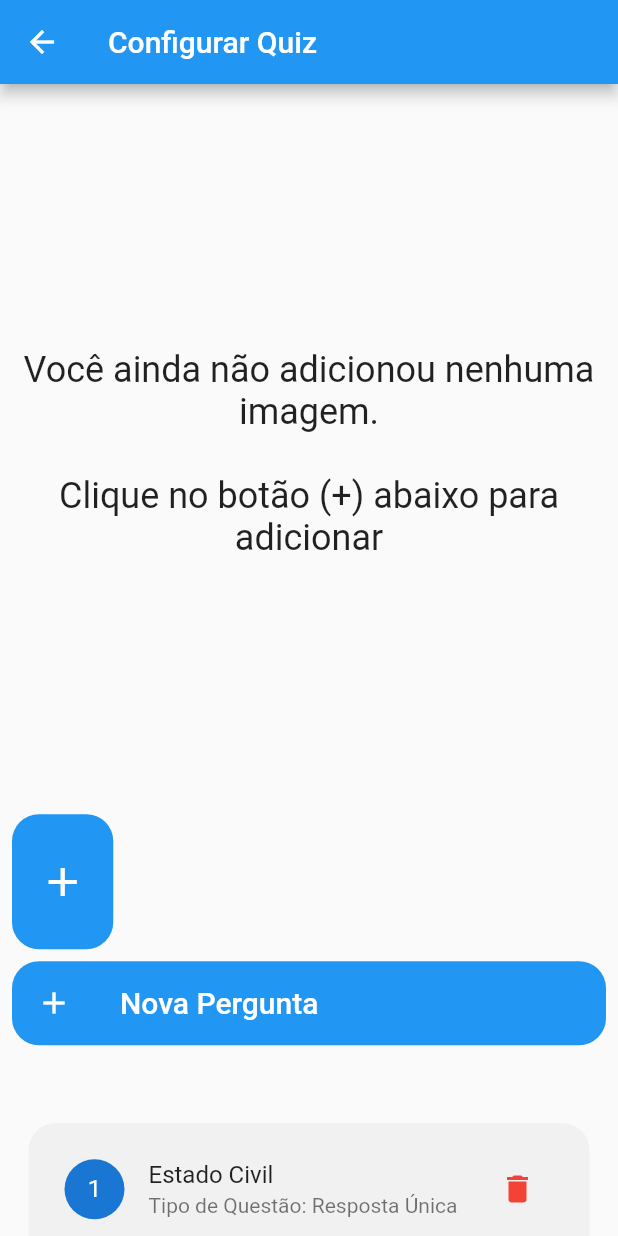
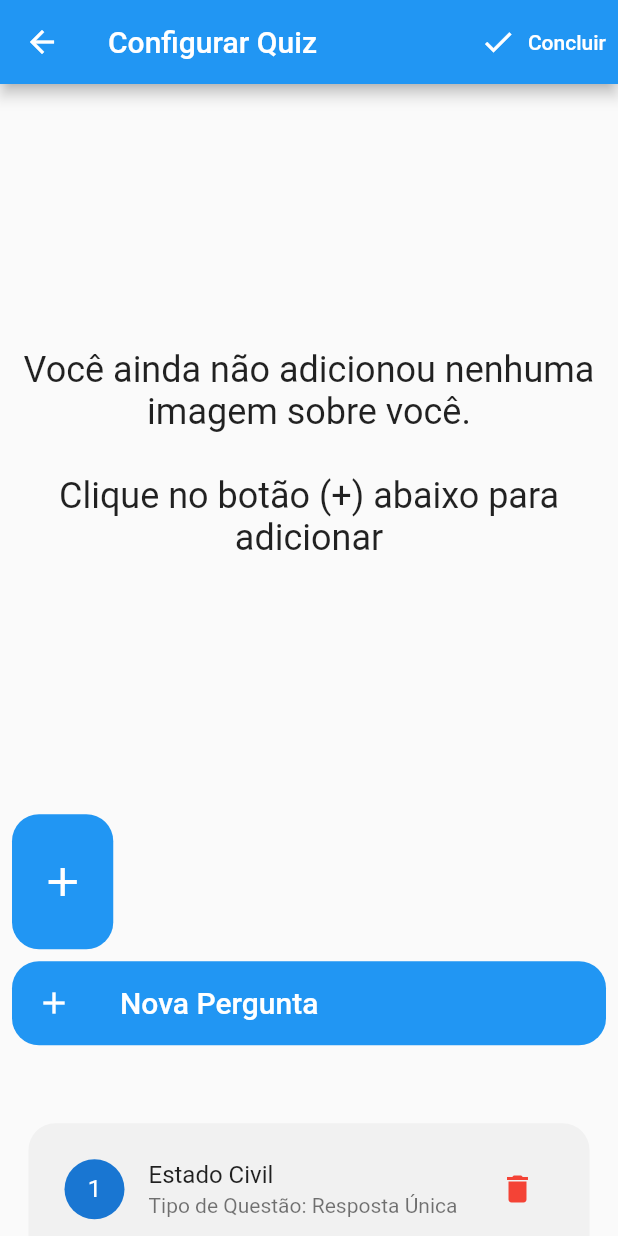
Before and after one commit to felnanuke2/knowme_app, a Flutter app: the QuizSettingsScren screen opened directly, on a phone screen of 412 x 824 dp. Run offline on Flutter 3.47's test engine with Material 2 defaults, Android fonts, the phone set to English and light mode, and no system bars; our stand-ins replace cloud_firestore, date_format, firebase_auth, firebase_core, firebase_storage, flutter_signin_button and 8 more; missing offline and left inert: material_color_generator; accounts and stored records are empty.

Commit message:
23/08/2021

```diff
--- a/lib/interface/db_repository_interface.dart
+++ b/lib/interface/db_repository_interface.dart
@@ -10,7 +10,7 @@ abstract class DbRepositoryInterface {
   );
   Future<String?> updateUser(UserModel user);
 
-  Future<String?> creteQuiz(EntryQuizModel entryQuizModel);
+  Future<String?> createQuiz(EntryQuizModel entryQuizModel, UserModel userModel, {String? quizId});
 
   Future<String?> updateQuiz(EntryQuizModel entryQuizModel);
 
--- a/lib/mock/entry_quiz_mock.dart
+++ b/lib/mock/entry_quiz_mock.dart
@@ -1,7 +1,11 @@
 import 'package:knowme/models/entry_quiz_model.dart';
 import 'package:knowme/models/question_model.dart';
 
-final ENTRY_QUIZ_MOCK = EntryQuizModel(presentImagesList: [], questions: [
+final ENTRY_QUIZ_MOCK = EntryQuizModel(
+    presentImagesList: [],
+    answeredBy: [],
+    createdByID: '',
+    questions: [
       QuestionModel(
           enunciation: 'Estado Civil',
           questionType: QuestionType.SingleAnswer,
@@ -10,7 +14,7 @@ final ENTRY_QUIZ_MOCK = EntryQuizModel(presentImagesList: [], questions: [
       QuestionModel(
           enunciation: 'Personalidade',
           questionType: QuestionType.SingleAnswer,
-      answers: ['Extrovertido', 'Reservado', 'Calmo', 'Bravo', 'Bipola', 'Impulsivo'],
+          answers: ['Extrovertido', 'Reservado', 'Calmo', 'Bravo', 'Bipolar', 'Impulsivo'],
           correctAnser: ['Reservado']),
       QuestionModel(enunciation: 'Passeios', questionType: QuestionType.MultipleChoice, answers: [
         'Praia',
--- a/lib/models/entry_quiz_model.dart
+++ b/lib/models/entry_quiz_model.dart
@@ -1,12 +1,47 @@
+import 'dart:convert';
+
 import 'package:knowme/models/question_model.dart';
 
 class EntryQuizModel {
   final String? id;
   final List<String> presentImagesList;
   final List<QuestionModel> questions;
+  DateTime? createAt;
+  DateTime? updateAt;
+  final String createdByID;
+  final List<String> answeredBy;
   EntryQuizModel({
     this.id,
     required this.presentImagesList,
     required this.questions,
+    this.createAt,
+    this.updateAt,
+    required this.createdByID,
+    required this.answeredBy,
   });
+
+  Map<String, dynamic> toMap() {
+    return {
+      'presentImagesList': presentImagesList,
+      'questions': questions.map((x) => x.toMap()).toList(),
+      'createAt': createAt?.millisecond,
+      'updateAt': updateAt?.millisecond,
+      'createdByID': createdByID,
+      'answeredBy': answeredBy,
+    };
+  }
+
+  factory EntryQuizModel.fromMap(Map<String, dynamic> map, String id) {
+    return EntryQuizModel(
+      id: id,
+      presentImagesList: List<String>.from(map['presentImagesList']),
+      questions: List<QuestionModel>.from(map['questions']?.map((x) => QuestionModel.fromMap(x))),
+      createAt: DateTime.fromMillisecondsSinceEpoch(map['createAt'] ?? 0),
+      updateAt: DateTime.fromMillisecondsSinceEpoch(map['updateAt'] ?? 0),
+      createdByID: map['createdByID'],
+      answeredBy: List<String>.from(map['answeredBy']),
+    );
+  }
+
+  String toJson() => json.encode(toMap());
 }
--- a/lib/repositorys/firebase_user_auth_repository.dart
+++ b/lib/repositorys/firebase_user_auth_repository.dart
@@ -97,9 +97,10 @@ class UserAuthRepository implements UserAuthInterface {
     var user = await _dbRepositoryInterface.getUserCurrentUser(_auth.currentUser!.uid);
     if (user != null) {
       currentUser = user;
-      currentUserdataCompleter.complete();
+      if (!currentUserdataCompleter.isCompleted) currentUserdataCompleter.complete();
       return user;
     } else {
+      if (!currentUserdataCompleter.isCompleted) currentUserdataCompleter.complete();
       return currentUser?..profileComplet = false;
     }
   }
--- a/lib/screens/main_screen/main_screen.dart
+++ b/lib/screens/main_screen/main_screen.dart
@@ -1,8 +1,7 @@
 import 'package:flutter/material.dart';
 import 'package:get/route_manager.dart';
 import 'package:get/state_manager.dart';
-import 'package:knowme/controller/main_screen/main_screen.dart';
-import 'package:knowme/controller/user_controller.dart';
+import 'package:knowme/controller/main_screen/main_screen_controller.dart';
 import 'package:knowme/screens/main_screen/tabs/feed_tab.dart';
 import 'package:knowme/screens/main_screen/tabs/home_tab.dart';
 import 'package:knowme/screens/main_screen/tabs/profile_tab.dart';
@@ -16,7 +15,7 @@ class MainScreen extends StatelessWidget {
   Widget build(BuildContext context) {
     return GetBuilder<MainScreenController>(
       init: MainScreenController(repository: Get.find(), userAuthRepository: Get.find()),
-      builder: (mainScreenController) => mainScreenController.isLoadingCurrentUser.value == true
+      builder: (mainScreenController) => mainScreenController.isLoadingCurrentUser == true
           ? Container(
               color: Colors.white,
               child: Center(
--- a/lib/screens/settings/quiz/quiz_settings_screen.dart
+++ b/lib/screens/settings/quiz/quiz_settings_screen.dart
@@ -6,7 +6,6 @@ import 'package:get/instance_manager.dart' as instance;
 import 'package:knowme/controller/settings/quiz/quiz_contoller.dart';
 import 'package:knowme/interface/db_repository_interface.dart';
 import 'package:knowme/interface/user_auth_interface.dart';
-import 'package:knowme/models/entry_quiz_model.dart';
 
 import 'package:knowme/widgets/question_item_tile.dart';
 
@@ -20,9 +19,33 @@ class QuizSettingsScren extends StatelessWidget {
       builder: (controller) => Scaffold(
           appBar: AppBar(
             title: Text('Configurar Quiz'),
+            actions: [
+              TextButton.icon(
+                  onPressed: controller.onQuizCompleted,
+                  icon: Icon(
+                    Icons.check,
+                    color: Colors.white,
+                  ),
+                  label: Text(
+                    'Concluir',
+                    style: TextStyle(color: Colors.white),
+                  ))
+            ],
           ),
           body: NestedScrollView(
               headerSliverBuilder: (context, innerBoxIsScrolled) => [
+                    if (controller.loadingQuiz)
+                      SliverToBoxAdapter(
+                          child: Container(
+                        height: Get.height * 0.7,
+                        child: AspectRatio(
+                          aspectRatio: 3 / 4,
+                          child: Center(
+                            child: CircularProgressIndicator(),
+                          ),
+                        ),
+                      ))
+                    else
                       SliverToBoxAdapter(
                           child: Obx(
                         () => Container(
@@ -38,7 +61,7 @@ class QuizSettingsScren extends StatelessWidget {
                                   child: controller.imagesList.isEmpty
                                       ? Center(
                                           child: Text(
-                                          'Você ainda não adicionou nenhuma imagem.'
+                                            'Você ainda não adicionou nenhuma imagem sobre você.'
                                             '\n\nClique no botão (+) abaixo para adicionar',
                                             style: Get.theme.textTheme.headline5,
                                             textAlign: TextAlign.center,
@@ -56,6 +79,7 @@ class QuizSettingsScren extends StatelessWidget {
                                                   aspectRatio: 3 / 4,
                                                   child: Stack(
                                                     children: [
+                                                      if (imageItem.byteImage != null)
                                                         Container(
                                                           child: Image.memory(
                                                             imageItem.byteImage!,
@@ -66,8 +90,8 @@ class QuizSettingsScren extends StatelessWidget {
                                                           right: 8,
                                                           top: 8,
                                                           child: IconButton(
-                                                            onPressed: () =>
-                                                                controller.onDeletImage(imageItem),
+                                                              onPressed: () => controller
+                                                                  .onDeletImage(imageItem),
                                                               icon: Icon(
                                                                 Icons.delete,
                                                                 color: Colors.red,
@@ -122,7 +146,12 @@ class QuizSettingsScren extends StatelessWidget {
                                                         borderRadius: BorderRadius.circular(18),
                                                         child: Obx(() => Stack(
                                                               children: [
-                                                              Image.memory(imageItem!),
+                                                                if (imageItem != null)
+                                                                  Image.memory(imageItem)
+                                                                else
+                                                                  Container(
+                                                                    height: 90,
+                                                                  ),
                                                                 if (controller.pageIndex.value !=
                                                                     index)
                                                                   Positioned(
--- a/lib/widgets/main_screen_bottom_navigation_bar.dart
+++ b/lib/widgets/main_screen_bottom_navigation_bar.dart
@@ -1,7 +1,7 @@
 import 'package:flutter/material.dart';
 import 'package:get/get_state_manager/get_state_manager.dart';
 
-import 'package:knowme/controller/main_screen/main_screen.dart';
+import 'package:knowme/controller/main_screen/main_screen_controller.dart';
 import 'package:knowme/controller/user_controller.dart';
 
 class MainScreenBottomNavigationBar extends StatefulWidget {
```
Also changed, not shown: lib/controller/complet_profile_controller.dart (+2 -5 lines), lib/controller/main_screen/main_screen_controller.dart (renamed from lib/controller/main_screen/main_screen.dart, +17 -3 lines), lib/controller/settings/quiz/quiz_contoller.dart (+80 -6 lines), lib/models/question_model.dart (+37 -0 lines), lib/repositorys/firebase_repository.dart (+42 -12 lines), lib/screens/main_screen/tabs/profile_tab.dart (+25 -15 lines). Lines whose indentation alone changed are shown as unchanged.
